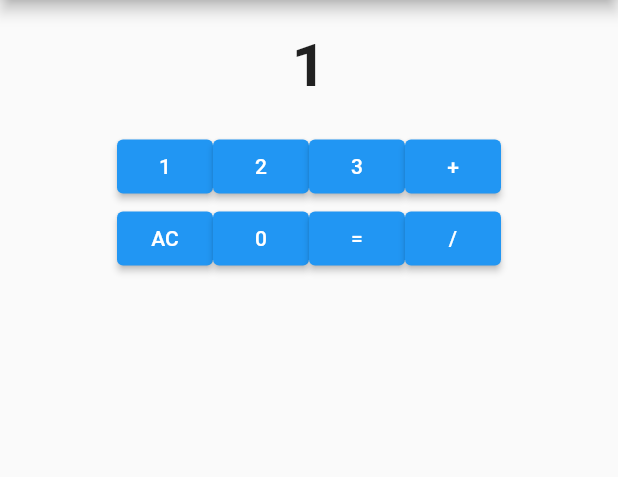
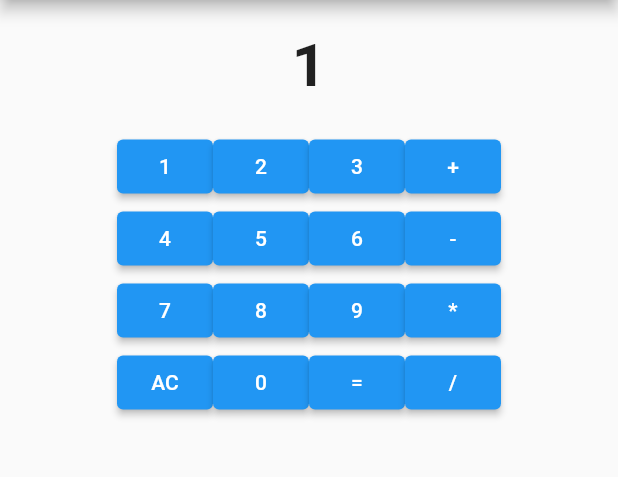
Before and after one commit to pyowonsik/bloc_calculator, a Flutter app: the screen it shows after launch, after a tap on an icon or button, on a phone screen of 412 x 824 dp, the part 84-561 px from its top. Run offline on Flutter 3.47's test engine with Material 2 defaults, Android fonts, the phone set to English and light mode, and no system bars; our stand-ins replace bloc, equatable, flutter_bloc.

Commit message:
덧셈 기능 추가

```diff
--- a/lib/bloc/caculator_event.dart
+++ b/lib/bloc/caculator_event.dart
@@ -26,9 +26,10 @@ class InitEvent extends CalculatorEvent {
   List<Object> get props => [];
 }
 
-class InputValues extends CalculatorEvent {
-  final dynamic inputValue;
-  InputValues({required this.inputValue});
-  @override
-  List<Object> get props => [inputValue];
-}
+
+// class InputValues extends CalculatorEvent {
+//   final dynamic inputValue;
+//   InputValues({required this.inputValue});
+//   @override
+//   List<Object> get props => [inputValue];
+// }
--- a/lib/bloc/calculator_bloc.dart
+++ b/lib/bloc/calculator_bloc.dart
@@ -13,7 +13,10 @@ import 'package:bloc_calculator/model/calculation_model.dart';
 
 class CalculatorBloc extends Bloc<CalculatorEvent, CalculatorState> {
   dynamic lastNumber = '';
+  dynamic formula = '';
+  dynamic res = 0;
 
+  // List<String> operator = ['+', '-', '*', '/'];
   CalculatorBloc() : super(CalculatorState.init()) {
     on<InputNumberEvent>(_inputNumber);
     on<CalculateEvent>(_calculate);
@@ -22,17 +25,53 @@ class CalculatorBloc extends Bloc<CalculatorEvent, CalculatorState> {
   }
 
   _inputNumber(InputNumberEvent event, emit) async {
-    lastNumber = lastNumber + event.input.toString();
+    formula = formula + event.input.toString();
 
-    emit(state.copyWith(input: lastNumber));
+    emit(state.copyWith(input: formula));
+
+    if (event.input == '+') {
+      dynamic result = formula.replaceAll(RegExp('[^0-9]'), "");
+
+      result = int.parse(result);
+      print(formula);
+      var formulaList = formula.split('+');
+      print(formulaList);
+
+      print('-- 원소 출력 --');
+      // print(formulaList[0]);
+      // print(formulaList[1]);
+      // print(formulaList[2]);
+
+      print('-- 결과 출력 --');
+      if (formulaList.length == 2) {
+        result = int.parse(formulaList[0]);
+      }
+      if (formulaList.length == 3) {
+        result = int.parse(formulaList[0]) + int.parse(formulaList[1]);
+      }
+      if (formulaList.length == 4) {
+        result = int.parse(formulaList[0]) +
+            int.parse(formulaList[1]) +
+            int.parse(formulaList[2]);
+      }
+      res = result;
+      // print(result);
+      // formula = '';
+    }
+
+    if (event.input == '=') {
+      res = formula + res.toString();
+      emit(state.copyWith(result: res));
+    }
   }
 
   _calculate(CalculateEvent event, emit) async {
-    emit(state.copyWith(result: event.result));
+    var result = formula + '=';
+    emit(state.copyWith(result: result));
   }
 
   _init(CalculatorEvent event, emit) async {
-    lastNumber = '';
+    formula = '';
     emit(state.copyWith(input: 0, result: 0));
   }
 
--- a/lib/ui/home.dart
+++ b/lib/ui/home.dart
@@ -64,24 +64,24 @@ class Home extends StatelessWidget {
                   child: const Text('+')),
             ],
           ),
-          // Row(
-          //   mainAxisAlignment: MainAxisAlignment.center,
-          //   children: [
-          //     ElevatedButton(onPressed: () {}, child: const Text('4')),
-          //     ElevatedButton(onPressed: () {}, child: const Text('5')),
-          //     ElevatedButton(onPressed: () {}, child: const Text('6')),
-          //     ElevatedButton(onPressed: () {}, child: const Text('-')),
-          //   ],
-          // ),
-          // Row(
-          //   mainAxisAlignment: MainAxisAlignment.center,
-          //   children: [
-          //     ElevatedButton(onPressed: () {}, child: const Text('7')),
-          //     ElevatedButton(onPressed: () {}, child: const Text('8')),
-          //     ElevatedButton(onPressed: () {}, child: const Text('9')),
-          //     ElevatedButton(onPressed: () {}, child: const Text('*')),
-          //   ],
-          // ),
+          Row(
+            mainAxisAlignment: MainAxisAlignment.center,
+            children: [
+              ElevatedButton(onPressed: () {}, child: const Text('4')),
+              ElevatedButton(onPressed: () {}, child: const Text('5')),
+              ElevatedButton(onPressed: () {}, child: const Text('6')),
+              ElevatedButton(onPressed: () {}, child: const Text('-')),
+            ],
+          ),
+          Row(
+            mainAxisAlignment: MainAxisAlignment.center,
+            children: [
+              ElevatedButton(onPressed: () {}, child: const Text('7')),
+              ElevatedButton(onPressed: () {}, child: const Text('8')),
+              ElevatedButton(onPressed: () {}, child: const Text('9')),
+              ElevatedButton(onPressed: () {}, child: const Text('*')),
+            ],
+          ),
           Row(
             mainAxisAlignment: MainAxisAlignment.center,
             children: [
@@ -97,8 +97,10 @@ class Home extends StatelessWidget {
                 return ElevatedButton(
                     onPressed: () {
                       context
+                          // .read<CalculatorBloc>()
+                          // .add(CalculateEvent(result: state.input));
                           .read<CalculatorBloc>()
-                          .add(CalculateEvent(result: state.input));
+                          .add(InputNumberEvent(input: '='));
                       isCalculate = true;
                     },
                     child: const Text('='));
```
